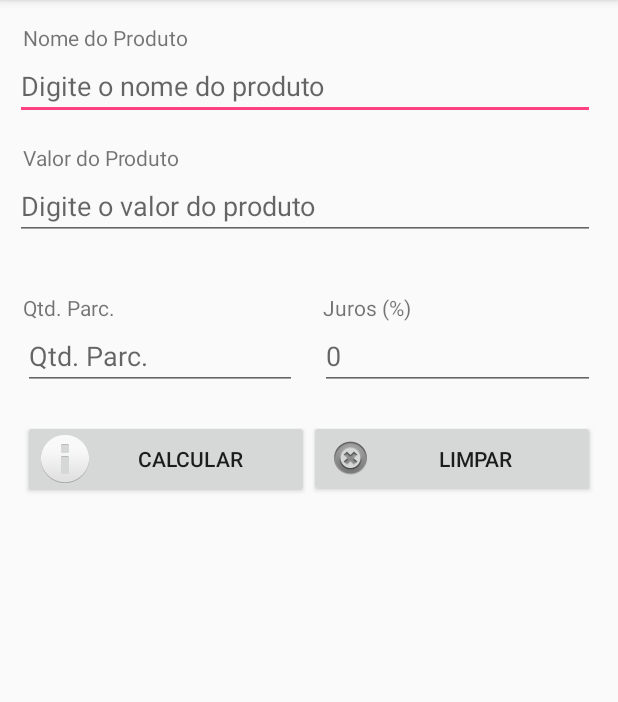
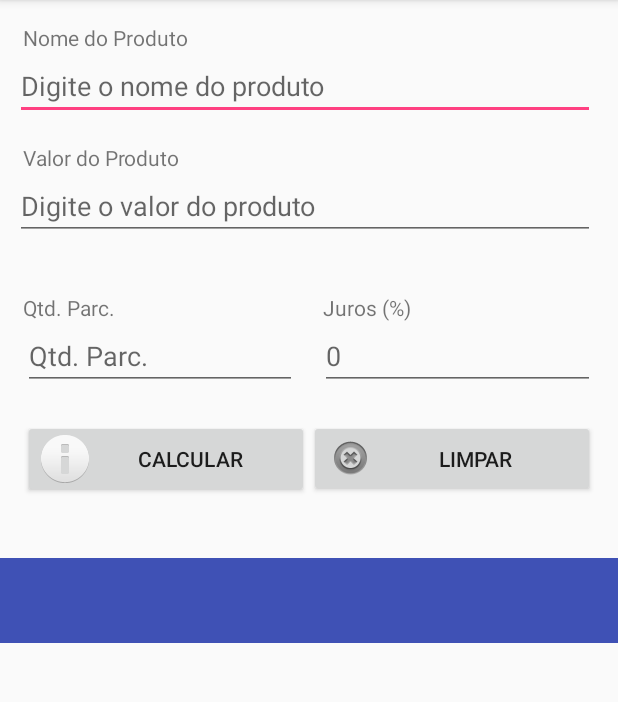
Before and after one commit to renatoparanagua/android, an Android app: the screen it shows after launch (MainActivity), after a tap on "LIMPAR", on a phone screen of 412 x 824 dp, the part 84-786 px from its top. Run offline under Robolectric (Android 15) with nearby library versions, the phone set to English and light mode, and no system bars; 1 other tap on this screen came first.

Commit message:
PrecoJusto 1 app, finished.

```diff
--- a/precoJustoApp/app/src/main/java/com/projeto/danilosetubal/precojustoapp/MainActivity.java
+++ b/precoJustoApp/app/src/main/java/com/projeto/danilosetubal/precojustoapp/MainActivity.java
@@ -2,6 +2,7 @@ package com.projeto.danilosetubal.precojustoapp;
 
 import android.support.v7.app.AppCompatActivity;
 import android.os.Bundle;
+import android.util.Log;
 import android.view.View;
 import android.widget.EditText;
 import android.widget.TextView;
@@ -22,6 +23,10 @@ public class MainActivity extends AppCompatActivity {
         editValorProduto = (EditText) findViewById(R.id.editValorProduto);
         editQtdPar = (EditText) findViewById(R.id.editQtdPar);
         editJuros = (EditText) findViewById(R.id.editJuros);
+
+        // Resgatar textviews
+        tvPrecoFinal = (TextView) findViewById(R.id.tvPrecoFinal);
+
     }
 
     public void calcular(View V) {
@@ -35,15 +40,18 @@ public class MainActivity extends AppCompatActivity {
         double valorParcela = valorProduto / qtdParcelas;
         double precoFinal = (valorParcela + ((valorParcela * juros)/100)) * qtdParcelas;
 
-        tvPrecoFinal.setText("Preço Final: " + precoFinal);
+        tvPrecoFinal.setText(String.format( "Total : R$ %.2f", precoFinal));
+
+        Log.d("Valor precoFinal", String.valueOf(precoFinal));
     }
 
-    // Limpa todos os campos e focaliza novamente no campo nomeProduto. int foo = Integer.parseInt("1234");
+    // Limpa todos os campos e focaliza novamente no campo nomeProduto.
     public void limparDados(View V) {
         editNomeProduto.setText("");
         editValorProduto.setText("");
         editQtdPar.setText("");
         editJuros.setText("");
+        tvPrecoFinal.setText("");
         editNomeProduto.requestFocus();
     }
 
--- a/precoJustoApp/app/src/main/res/layout/activity_main.xml
+++ b/precoJustoApp/app/src/main/res/layout/activity_main.xml
@@ -34,6 +34,7 @@
         android:layout_width="match_parent"
         android:layout_height="wrap_content"
         android:hint="@string/typevalueProduct"
+        android:inputType="numberDecimal"
         android:layout_marginLeft="10dp"
         android:layout_marginRight="15dp"
         android:id="@+id/editValorProduto"
@@ -75,6 +76,7 @@
             android:layout_weight="1"
             android:layout_marginRight="15dp"
             android:hint="@string/qtdParc"
+            android:inputType="numberDecimal"
             android:id="@+id/editQtdPar"
             />
         <EditText
@@ -82,6 +84,7 @@
             android:layout_height="wrap_content"
             android:layout_weight="1"
             android:hint="0"
+            android:inputType="numberDecimal"
             android:id="@+id/editJuros"
             />
     </LinearLayout>
@@ -113,14 +116,20 @@
     </LinearLayout>
 
     <LinearLayout
-        android:layout_width="0dp"
+        android:layout_width="match_parent"
         android:layout_height="wrap_content"
         android:layout_marginTop="40dp"
         >
         <TextView
-            android:layout_width="wrap_content"
-            android:layout_height="wrap_content"
+            android:layout_width="match_parent"
+            android:layout_height="match_parent"
             android:id="@+id/tvPrecoFinal"
+            android:gravity="center"
+            android:background="@color/colorPrimary"
+            android:padding="8dp"
+            android:textSize="30dp"
+            android:textColor="#FFF"
+
             />
 
     </LinearLayout>
```
